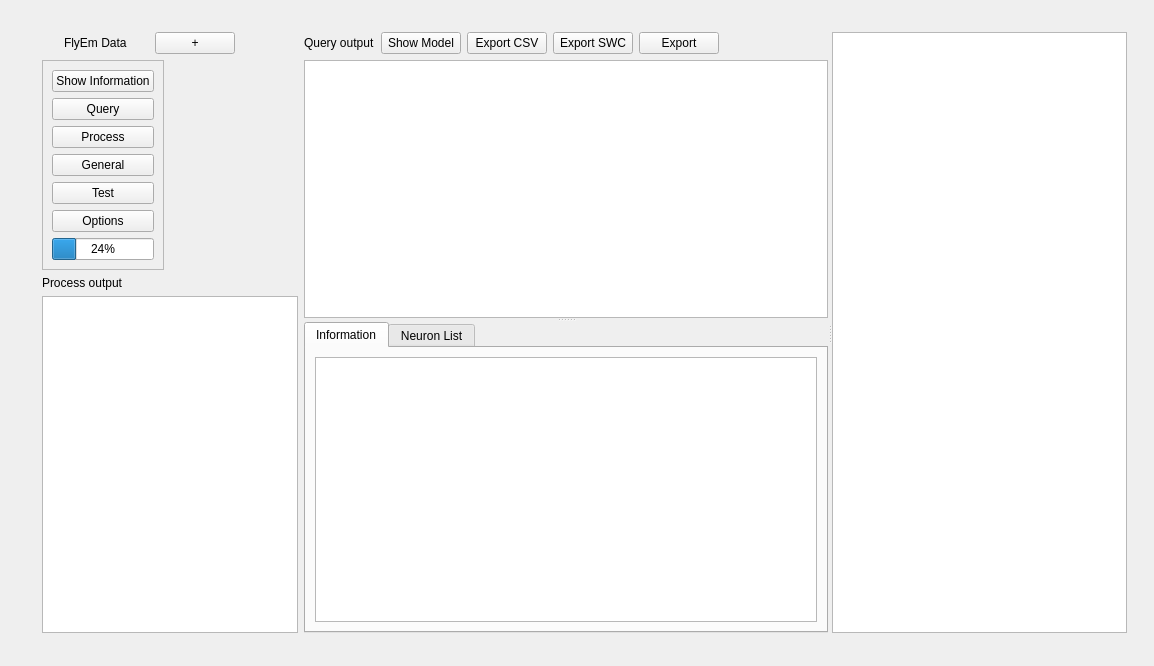
janelia-flyem/NeuTu, file neurolabi/gui/flyemdataform.ui: the form before one commit.
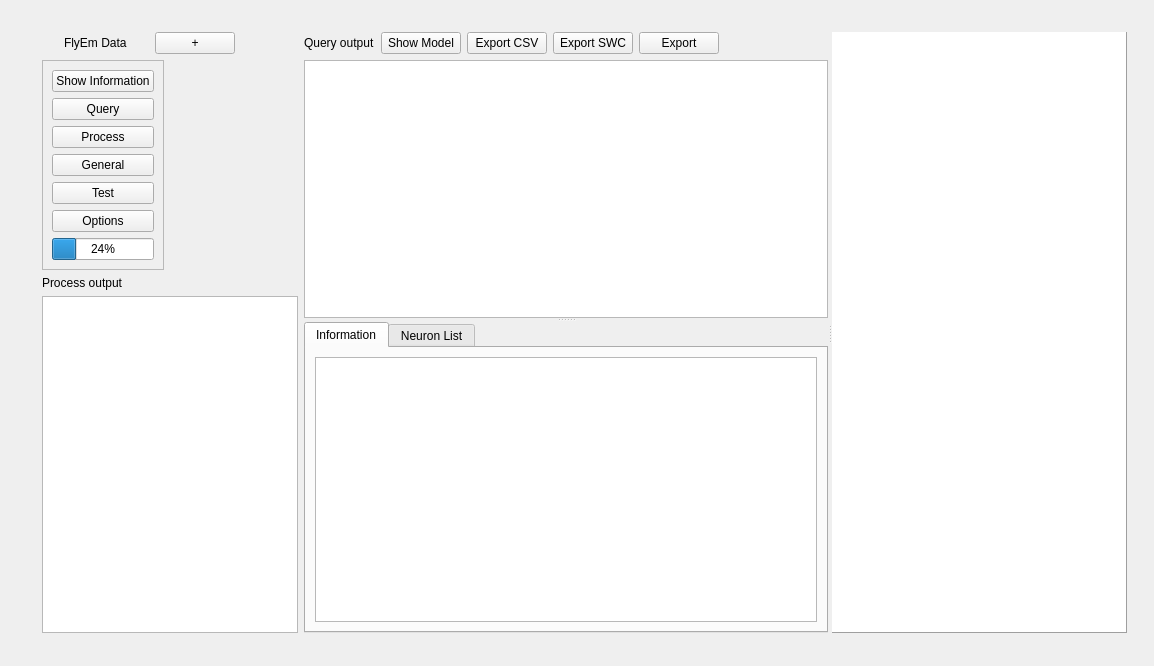
The form after the commit. Custom widgets are drawn as their Qt base class.

The edit to the form file:
```diff
--- a/neurolabi/gui/flyemdataform.ui
+++ b/neurolabi/gui/flyemdataform.ui
@@ -311,6 +311,12 @@
          <verstretch>0</verstretch>
         </sizepolicy>
        </property>
+       <property name="frameShape">
+        <enum>QFrame::Panel</enum>
+       </property>
+       <property name="frameShadow">
+        <enum>QFrame::Raised</enum>
+       </property>
       </widget>
      </widget>
     </item>
```
